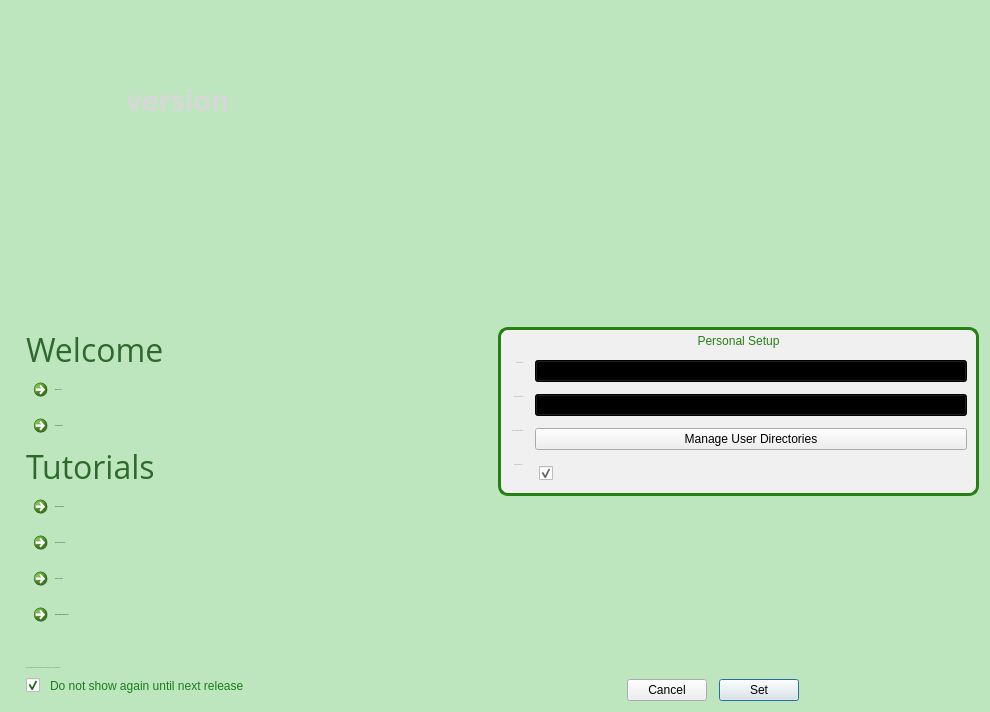
Old version of the form MantidPlot/src/Mantid/FirstTimeSetup.ui in the repository mantidproject/mantid.
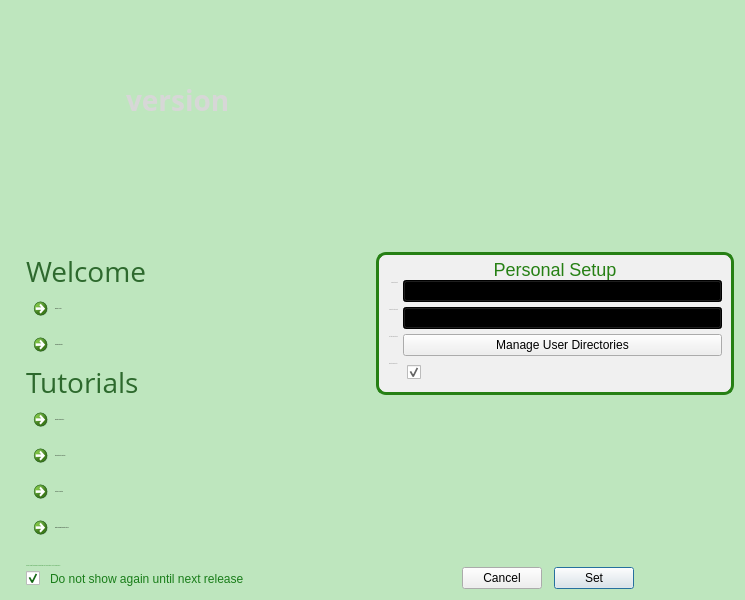
New version of the form. Icons and pictures are not drawn. Custom widgets are drawn as their Qt base class.

Commit message:
First time gui shrunk a bit to fit smaller laptop screens
This is mainly an issue with hi res screens and 200% scaling

re #20607

Patch:
```diff
--- a/MantidPlot/src/Mantid/FirstTimeSetup.ui
+++ b/MantidPlot/src/Mantid/FirstTimeSetup.ui
@@ -6,8 +6,8 @@
    <rect>
     <x>0</x>
     <y>0</y>
-    <width>990</width>
-    <height>712</height>
+    <width>745</width>
+    <height>600</height>
    </rect>
   </property>
   <property name="sizePolicy">
@@ -18,14 +18,14 @@
   </property>
   <property name="minimumSize">
    <size>
-    <width>990</width>
-    <height>712</height>
+    <width>745</width>
+    <height>600</height>
    </size>
   </property>
   <property name="maximumSize">
    <size>
-    <width>990</width>
-    <height>712</height>
+    <width>745</width>
+    <height>600</height>
    </size>
   </property>
   <property name="font">
@@ -59,6 +59,9 @@
 </string>
   </property>
   <layout class="QVBoxLayout" name="verticalLayout_6">
+   <property name="spacing">
+    <number>2</number>
+   </property>
    <item>
     <layout class="QVBoxLayout" name="verticalLayout_8">
      <property name="topMargin">
@@ -115,6 +118,9 @@
    </item>
    <item>
     <layout class="QVBoxLayout" name="verticalLayout_5">
+     <property name="spacing">
+      <number>6</number>
+     </property>
      <item>
       <layout class="QHBoxLayout" name="horizontalLayout_3">
        <property name="topMargin">
@@ -154,8 +160,8 @@
            </property>
            <property name="iconSize">
             <size>
-             <width>48</width>
-             <height>48</height>
+             <width>40</width>
+             <height>40</height>
             </size>
            </property>
            <property name="checkable">
@@ -192,8 +198,8 @@
            </property>
            <property name="iconSize">
             <size>
-             <width>48</width>
-             <height>48</height>
+             <width>40</width>
+             <height>40</height>
             </size>
            </property>
            <property name="checkable">
@@ -227,8 +233,8 @@
            </property>
            <property name="iconSize">
             <size>
-             <width>48</width>
-             <height>48</height>
+             <width>40</width>
+             <height>40</height>
             </size>
            </property>
            <property name="checkable">
@@ -262,8 +268,8 @@
            </property>
            <property name="iconSize">
             <size>
-             <width>48</width>
-             <height>48</height>
+             <width>40</width>
+             <height>40</height>
             </size>
            </property>
            <property name="checkable">
@@ -297,8 +303,8 @@
            </property>
            <property name="iconSize">
             <size>
-             <width>48</width>
-             <height>48</height>
+             <width>40</width>
+             <height>40</height>
             </size>
            </property>
            <property name="checkable">
@@ -319,7 +325,7 @@
            </property>
            <property name="styleSheet">
             <string notr="true">color: rgb(45, 105, 45);
-font-size: 32px;</string>
+font-size: 28px;</string>
            </property>
            <property name="text">
             <string>Tutorials</string>
@@ -353,8 +359,8 @@
            </property>
            <property name="iconSize">
             <size>
-             <width>48</width>
-             <height>48</height>
+             <width>40</width>
+             <height>40</height>
             </size>
            </property>
            <property name="checkable">
@@ -378,7 +384,7 @@
            </property>
            <property name="styleSheet">
             <string notr="true">color: rgb(45, 105, 45);
-font-size: 32px;</string>
+font-size: 28px;</string>
            </property>
            <property name="text">
             <string>Welcome</string>
@@ -428,7 +434,7 @@
            </property>
            <layout class="QVBoxLayout" name="verticalLayout_7">
             <property name="spacing">
-             <number>12</number>
+             <number>0</number>
             </property>
             <property name="topMargin">
              <number>1</number>
@@ -436,7 +442,8 @@
             <item>
              <widget class="QLabel" name="label_3">
               <property name="styleSheet">
-               <string notr="true">color: rgb(38, 128, 20);</string>
+               <string notr="true">color: rgb(38, 128, 20);
+font-size: 18px;</string>
               </property>
               <property name="text">
                <string>Personal Setup</string>
@@ -457,8 +464,11 @@
               <property name="formAlignment">
                <set>Qt::AlignLeading|Qt::AlignLeft|Qt::AlignVCenter</set>
               </property>
+              <property name="horizontalSpacing">
+               <number>5</number>
+              </property>
               <property name="verticalSpacing">
-               <number>12</number>
+               <number>5</number>
               </property>
               <item row="0" column="0">
                <widget class="QLabel" name="label">
@@ -538,7 +548,7 @@
                  <string notr="true"/>
                 </property>
                 <property name="text">
-                 <string>Set local data directories</string>
+                 <string>Set data directories</string>
                 </property>
                 <property name="alignment">
                  <set>Qt::AlignRight|Qt::AlignTrailing|Qt::AlignVCenter</set>
@@ -548,8 +558,7 @@
               <item row="2" column="1">
                <widget class="QPushButton" name="pbMUD">
                 <property name="styleSheet">
-                 <string notr="true">color: rgb(0, 0, 0);
-</string>
+                 <string notr="true"/>
                 </property>
                 <property name="text">
                  <string>Manage User Directories</string>
@@ -630,7 +639,7 @@
           <widget class="QLabel" name="lbUpdate">
            <property name="minimumSize">
             <size>
-             <width>600</width>
+             <width>400</width>
              <height>0</height>
             </size>
            </property>
@@ -746,7 +755,7 @@
            <property name="sizeHint" stdset="0">
             <size>
              <width>20</width>
-             <height>40</height>
+             <height>15</height>
             </size>
            </property>
           </spacer>
@@ -793,7 +802,7 @@
          </property>
          <property name="sizeHint" stdset="0">
           <size>
-           <width>180</width>
+           <width>100</width>
            <height>20</height>
           </size>
          </property>
```
Left out of the diff: 19 changed lines with no effect on the pictures. The commit also changes 2 other files.
